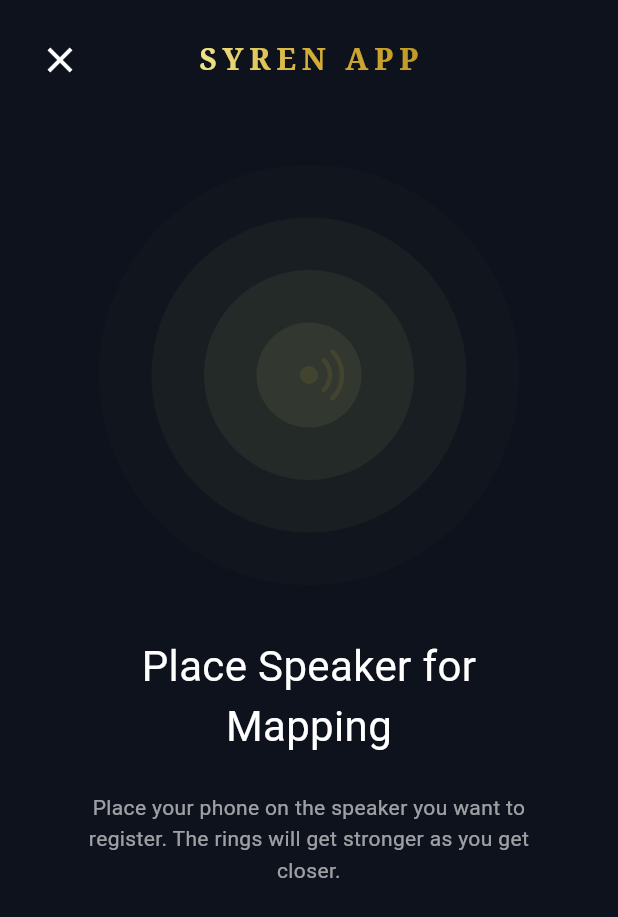
After one commit to SyrenSystem/SyrenApp, a Flutter app: the screen it shows after launch, after a tap on the "add" icon, on a phone screen of 412 x 824 dp. The commit adds this screen. Shown: the top 917 px of the screen. Run offline on Flutter 3.47's test engine with Material 3 defaults, Android fonts, the phone set to English and light mode, and no system bars; our stand-ins replace flutter_riverpod, shared_preferences; missing offline and left inert: libserialport, mqtt_client, usb_serial.

Commit message:
Add speaker page and add mqtt endpoint

```diff
--- a/lib/services/mqtt_service.dart
+++ b/lib/services/mqtt_service.dart
@@ -105,7 +105,9 @@ class MqttService {
   bool connectSpeaker(String speakerMacAddress) {
     String topic = "SyrenSystem/SyrenApp/ConnectSpeaker";
 
-    final toSendData = new Speaker(id: speakerMacAddress);
+    final toSendData = {
+      "id": speakerMacAddress
+    };
     final jsonToSend = jsonEncode(toSendData);
     if (_connected) {
       publish(topic, jsonToSend);
--- /dev/null
+++ b/lib/ui/connect_speaker_page.dart
@@ -0,0 +1,339 @@
+import 'package:flutter/material.dart';
+import 'package:flutter_riverpod/flutter_riverpod.dart';
+import 'package:final_project/providers/services_providers.dart';
+import 'package:final_project/providers/app_state_providers.dart';
+import 'package:final_project/models/distance_item.dart';
+import 'dart:math' as math;
+
+class ConnectSpeakerPage extends ConsumerWidget {
+  const ConnectSpeakerPage({super.key});
+
+  String? _getClosestSpeaker(List<DistanceItem> distanceItems) {
+    if (distanceItems.isEmpty) return null;
+
+    var closest = distanceItems.reduce((a, b) =>
+      a.distance < b.distance ? a : b
+    );
+
+    // Only return if distance is close to 0 (within 10cm)
+    if (closest.distance <= 500) {
+      return closest.id;
+    }
+    return null;
+  }
+
+  @override
+  Widget build(BuildContext context, WidgetRef ref) {
+    final distanceItems = ref.watch(distanceItemsProvider);
+    final closestSpeakerId = _getClosestSpeaker(distanceItems);
+
+    return Scaffold(
+      backgroundColor: const Color(0xFF0d121c),
+      body: SafeArea(
+        child: Column(
+          children: [
+            // Header
+            Padding(
+              padding: const EdgeInsets.all(16.0),
+              child: Row(
+                children: [
+                  IconButton(
+                    icon: const Icon(Icons.close, size: 28),
+                    color: Colors.white,
+                    onPressed: () => Navigator.pop(context),
+                  ),
+                  const Spacer(),
+                  ShaderMask(
+                    shaderCallback: (bounds) => const LinearGradient(
+                      colors: [
+                        Color(0xFFf0e68c),
+                        Color(0xFFd4af37),
+                        Color(0xFFc19a27),
+                      ],
+                    ).createShader(bounds),
+                    child: const Text(
+                      'SYREN APP',
+                      style: TextStyle(
+                        fontSize: 20,
+                        fontWeight: FontWeight.bold,
+                        letterSpacing: 4,
+                        color: Colors.white,
+                        fontFamily: 'serif',
+                      ),
+                    ),
+                  ),
+                  const Spacer(),
+                  const SizedBox(width: 48), // Balance the close button
+                ],
+              ),
+            ),
+
+            // Main content
+            Expanded(
+              child: SingleChildScrollView(
+                child: Padding(
+                  padding: const EdgeInsets.symmetric(vertical: 20),
+                  child: Column(
+                    children: [
+                      // Rings visualization
+                      SizedBox(
+                        width: 300,
+                        height: 300,
+                        child: CustomPaint(
+                          painter: RingsPainter(
+                            closestDistance: distanceItems.isNotEmpty
+                              ? distanceItems.map((e) => e.distance).reduce(math.min)
+                              : 300.0,
+                          ),
+                        ),
+                      ),
+
+                      const SizedBox(height: 24),
+
+                  // Title
+                  const Text(
+                    'Place Speaker for',
+                    style: TextStyle(
+                      fontSize: 28,
+                      fontWeight: FontWeight.w400,
+                      color: Colors.white,
+                    ),
+                    textAlign: TextAlign.center,
+                  ),
+                  const Text(
+                    'Mapping',
+                    style: TextStyle(
+                      fontSize: 28,
+                      fontWeight: FontWeight.w400,
+                      color: Colors.white,
+                    ),
+                    textAlign: TextAlign.center,
+                  ),
+
+                  const SizedBox(height: 24),
+
+                  // Description
+                  Padding(
+                    padding: const EdgeInsets.symmetric(horizontal: 40.0),
+                    child: Text(
+                      'Place your phone on the speaker you want to register. The rings will get stronger as you get closer.',
+                      style: TextStyle(
+                        fontSize: 14,
+                        color: Colors.white.withValues(alpha: 0.6),
+                        height: 1.5,
+                      ),
+                      textAlign: TextAlign.center,
+                    ),
+                  ),
+
+                  const SizedBox(height: 40),
+
+                  // Distance readings
+                  if (distanceItems.isNotEmpty) ...[
+                    Container(
+                      margin: const EdgeInsets.symmetric(horizontal: 40),
+                      padding: const EdgeInsets.all(16),
+                      decoration: BoxDecoration(
+                        color: Colors.black.withValues(alpha: 0.3),
+                        borderRadius: BorderRadius.circular(12),
+                        border: Border.all(
+                          color: const Color(0xFFd4af37).withValues(alpha: 0.2),
+                          width: 1,
+                        ),
+                      ),
+                      child: Column(
+                        children: [
+                          Text(
+                            'SENSOR DISTANCES',
+                            style: TextStyle(
+                              fontSize: 12,
+                              fontWeight: FontWeight.w600,
+                              letterSpacing: 2,
+                              color: const Color(0xFFd4af37).withValues(alpha: 0.8),
+                            ),
+                          ),
+                          const SizedBox(height: 12),
+                          ...distanceItems.map((item) => Padding(
+                            padding: const EdgeInsets.symmetric(vertical: 4),
+                            child: Row(
+                              mainAxisAlignment: MainAxisAlignment.spaceBetween,
+                              children: [
+                                Text(
+                                  item.id,
+                                  style: const TextStyle(
+                                    color: Colors.white70,
+                                    fontSize: 14,
+                                  ),
+                                ),
+                                Text(
+                                  '${item.distance.toStringAsFixed(1)} mm',
+                                  style: TextStyle(
+                                    color: item.distance <= 500
+                                      ? const Color(0xFF4ade80)
+                                      : Colors.white,
+                                    fontSize: 14,
+                                    fontWeight: item.distance <= 500
+                                      ? FontWeight.bold
+                                      : FontWeight.normal,
+                                  ),
+                                ),
+                              ],
+                            ),
+                          )),
+                        ],
+                      ),
+                    ),
+                    const SizedBox(height: 24),
+                  ],
+
+                  // Connect button
+                  Padding(
+                    padding: const EdgeInsets.symmetric(horizontal: 40),
+                    child: SizedBox(
+                      width: double.infinity,
+                      child: ElevatedButton(
+                        onPressed: closestSpeakerId != null
+                          ? () async {
+                              final mqttService = ref.read(mqttServiceProvider);
+                              final success = mqttService.connectSpeaker(closestSpeakerId!);
+
+                              if (context.mounted) {
+                                if (success) {
+                                  ScaffoldMessenger.of(context).showSnackBar(
+                                    SnackBar(
+                                      content: Text("Speaker $closestSpeakerId connected for mapping!"),
+                                      backgroundColor: const Color(0xFFd4af37),
+                                      behavior: SnackBarBehavior.floating,
+                                      shape: RoundedRectangleBorder(
+                                        borderRadius: BorderRadius.circular(10),
+                                      ),
+                                    ),
+                                  );
+                                  Navigator.pop(context);
+                                } else {
+                                  ScaffoldMessenger.of(context).showSnackBar(
+                                    const SnackBar(
+                                      content: Text("Failed to connect. Check MQTT connection."),
+                                      backgroundColor: Colors.red,
+                                    ),
+                                  );
+                                }
+                              }
+                            }
+                          : null,
+                        style: ElevatedButton.styleFrom(
+                          backgroundColor: closestSpeakerId != null
+                            ? const Color(0xFFd4af37)
+                            : Colors.grey.withValues(alpha: 0.3),
+                          foregroundColor: closestSpeakerId != null
+                            ? const Color(0xFF0a101f)
+                            : Colors.grey,
+                          padding: const EdgeInsets.symmetric(vertical: 16),
+                          shape: RoundedRectangleBorder(
+                            borderRadius: BorderRadius.circular(12),
+                          ),
+                          elevation: closestSpeakerId != null ? 8 : 0,
+                          shadowColor: const Color(0xFFd4af37).withValues(alpha: 0.3),
+                        ),
+                        child: Container(
+                          width: double.infinity,
+                          alignment: Alignment.center,
+                          child: Text(
+                            closestSpeakerId != null
+                                ? 'CONNECT SPEAKER $closestSpeakerId'
+                                : 'GET CLOSER TO A SPEAKER',
+                            style: const TextStyle(
+                              fontSize: 14,
+                              fontWeight: FontWeight.bold,
+                              letterSpacing: 1.5,
+                            ),
+                            textAlign: TextAlign.center,
+                          ),
+                        ),
+                      ),
+                    ),
+                  ),
+                  const SizedBox(height: 80), // Bottom spacing
+                ],
+              ),
+                ),
+              ),
+            ),
+          ],
+        ),
+      ),
+    );
+  }
+}
+
+class RingsPainter extends CustomPainter {
+  final double closestDistance;
+
+  RingsPainter({required this.closestDistance});
+
+  @override
+  void paint(Canvas canvas, Size size) {
+    final center = Offset(size.width / 2, size.height / 2);
+
+    // Calculate alpha based on distance (closer = more opaque)
+    // Distance range: 0-300cm, alpha range: 1.0-0.1
+    final normalizedDistance = (closestDistance / 300).clamp(0.0, 1.0);
+    final baseAlpha = 1.0 - (normalizedDistance * 0.9); // 1.0 to 0.1
+
+    // Draw multiple concentric rings
+    final rings = [
+      {'radius': 140.0, 'color': const Color(0xFF3d4a35), 'alpha': 0.8},
+      {'radius': 105.0, 'color': const Color(0xFF5c6b48), 'alpha': 0.9},
+      {'radius': 70.0, 'color': const Color(0xFF8a9a5f), 'alpha': 1.0},
+      {'radius': 35.0, 'color': const Color(0xFFb8b872), 'alpha': 1.0},
+    ];
+
+    for (var ring in rings) {
+      final paint = Paint()
+        ..color = (ring['color'] as Color).withValues(
+          alpha: (ring['alpha'] as double) * baseAlpha,
+        )
+        ..style = PaintingStyle.fill;
+
+      canvas.drawCircle(center, ring['radius'] as double, paint);
+    }
+
+    // Draw center icon (RSS/speaker waves)
+    final iconPaint = Paint()
+      ..color = const Color(0xFFd4af37).withValues(alpha: baseAlpha)
+      ..style = PaintingStyle.fill;
+
+    // Center dot
+    canvas.drawCircle(center, 6, iconPaint);
+
+    // Arc waves
+    final arcPaint = Paint()
+      ..color = const Color(0xFFd4af37).withValues(alpha: baseAlpha)
+      ..style = PaintingStyle.stroke
+      ..strokeWidth = 3
+      ..strokeCap = StrokeCap.round;
+
+    // First arc
+    canvas.drawArc(
+      Rect.fromCircle(center: center, radius: 14),
+      -math.pi / 4,
+      math.pi / 2,
+      false,
+      arcPaint,
+    );
+
+    // Second arc
+    canvas.drawArc(
+      Rect.fromCircle(center: center, radius: 22),
+      -math.pi / 4,
+      math.pi / 2,
+      false,
+      arcPaint,
+    );
+  }
+
+  @override
+  bool shouldRepaint(RingsPainter oldDelegate) {
+    return oldDelegate.closestDistance != closestDistance;
+  }
+}
--- a/lib/ui/location_view_page.dart
+++ b/lib/ui/location_view_page.dart
@@ -1,6 +1,7 @@
 import 'package:flutter/material.dart';
 import 'package:final_project/models/position_3d.dart';
 import 'package:final_project/models/speaker_data.dart';
+import 'package:final_project/ui/connect_speaker_page.dart';
 import 'dart:math' as math;
 
 class LocationViewPage extends StatefulWidget {
@@ -65,10 +66,16 @@ class _LocationViewPageState extends State<LocationViewPage> {
                       ),
                     ),
                     child: IconButton(
-                      icon: const Icon(Icons.query_stats),
+                      icon: const Icon(Icons.add),
                       color: const Color(0xFFf0e68c),
                       onPressed: () {
-
+                        Navigator.push(
+                          context,
+                          MaterialPageRoute(
+                            builder: (context) => const ConnectSpeakerPage(),
+                            fullscreenDialog: true,
+                          ),
+                        );
                       },
                     ),
                   ),
```
